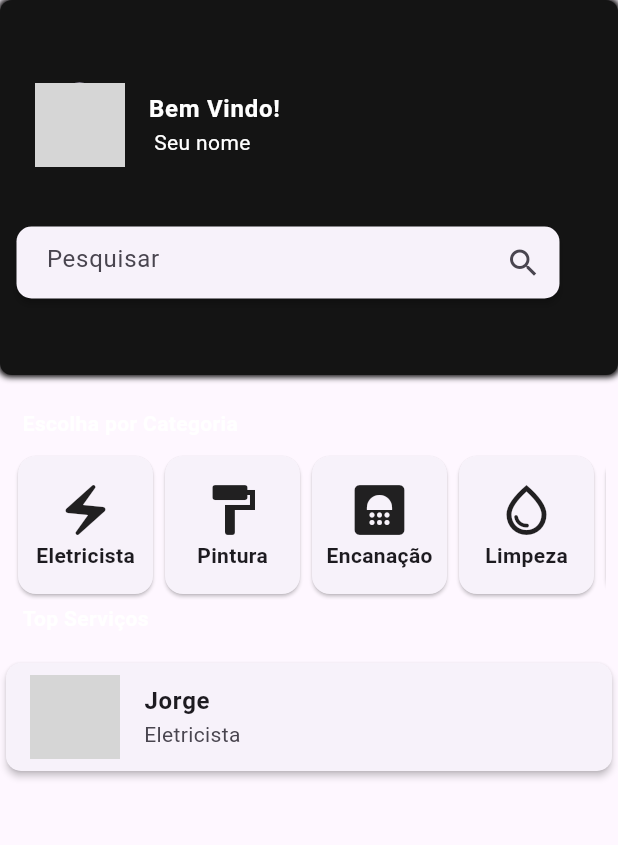
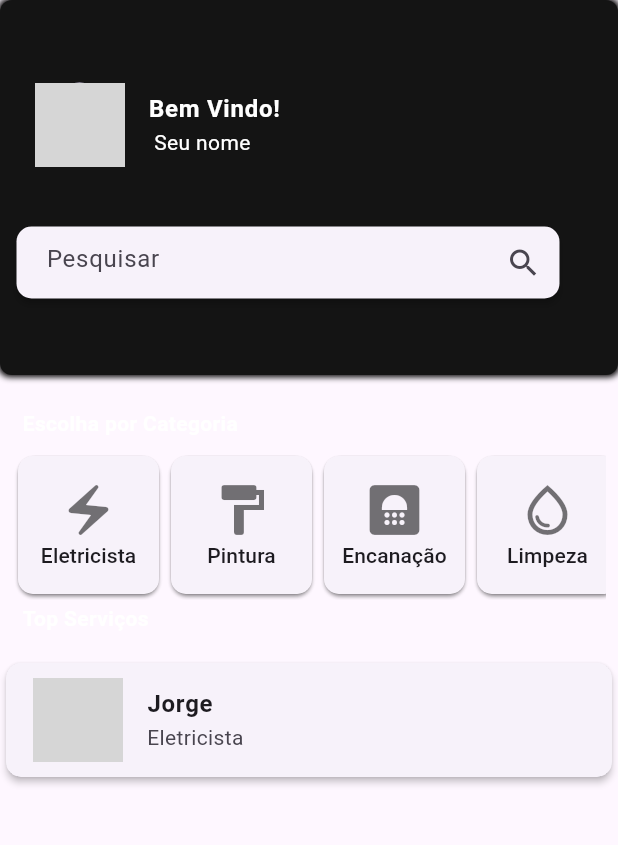
Before and after one commit to Amaralz/Ijob, a Flutter app: the HomePage screen opened by its route, on a phone screen of 412 x 824 dp, the part 84-929 px from its top. Run offline on Flutter 3.47's test engine with Material 3 defaults, Android fonts, the light colour scheme and no system bars; our stand-ins replace mask_text_input_formatter; network calls fail; grey boxes are pictures that could not be loaded.

Commit message:
Remodulados Grid e List da home_page pare butões

```diff
--- a/ijob/lib/components/middleGridPrimaryPage.dart
+++ b/ijob/lib/components/middleGridPrimaryPage.dart
@@ -17,20 +17,33 @@ class Middlegridprimarypage extends StatelessWidget {
           final categoria = categories[index];
           return Card(
             elevation: 1,
+            child: ElevatedButton(
+              onPressed: () => (),
+              style: ElevatedButton.styleFrom(
+                padding: EdgeInsets.all(2),
+                shape: RoundedRectangleBorder(
+                  borderRadius: BorderRadiusGeometry.circular(10),
+                ),
+              ),
               child: Column(
                 mainAxisAlignment: MainAxisAlignment.center,
                 children: <Widget>[
-                Icon(categoria.icon, size: 40),
+                  Icon(
+                    categoria.icon,
+                    size: 40,
+                    color: Theme.of(context).unselectedWidgetColor,
+                  ),
                   Container(
                     alignment: Alignment.center,
                     width: 90,
                     child: Text(
                       categoria.name![0].toUpperCase() +
                           categoria.name!.substring(1),
-                    style: TextStyle(fontWeight: FontWeight.bold, fontSize: 14),
+                      style: Theme.of(context).textTheme.titleSmall,
                     ),
                   ),
                 ],
+              ),
             ),
           );
         },
--- a/ijob/lib/components/middleListServices.dart
+++ b/ijob/lib/components/middleListServices.dart
@@ -17,9 +17,19 @@ class Middlelistservices extends StatelessWidget {
         itemBuilder: (ctx, index) {
           final servicer = servicers[index];
           return Card(
+            clipBehavior: Clip.hardEdge,
             elevation: 2,
             shape: RoundedRectangleBorder(
               borderRadius: BorderRadiusGeometry.circular(10),
+            ),
+            child: Expanded(
+              child: ElevatedButton(
+                onPressed: () => (),
+                style: ElevatedButton.styleFrom(
+                  padding: EdgeInsets.all(2),
+                  shape: RoundedRectangleBorder(
+                    borderRadius: BorderRadiusGeometry.circular(10),
+                  ),
                 ),
                 child: ListTile(
                   leading: CircleAvatar(
@@ -36,6 +46,8 @@ class Middlelistservices extends StatelessWidget {
                   ),
                   subtitle: Text(servicer.category!.name!),
                 ),
+              ),
+            ),
           );
         },
       ),
```
Lines whose indentation alone changed are shown as unchanged.
